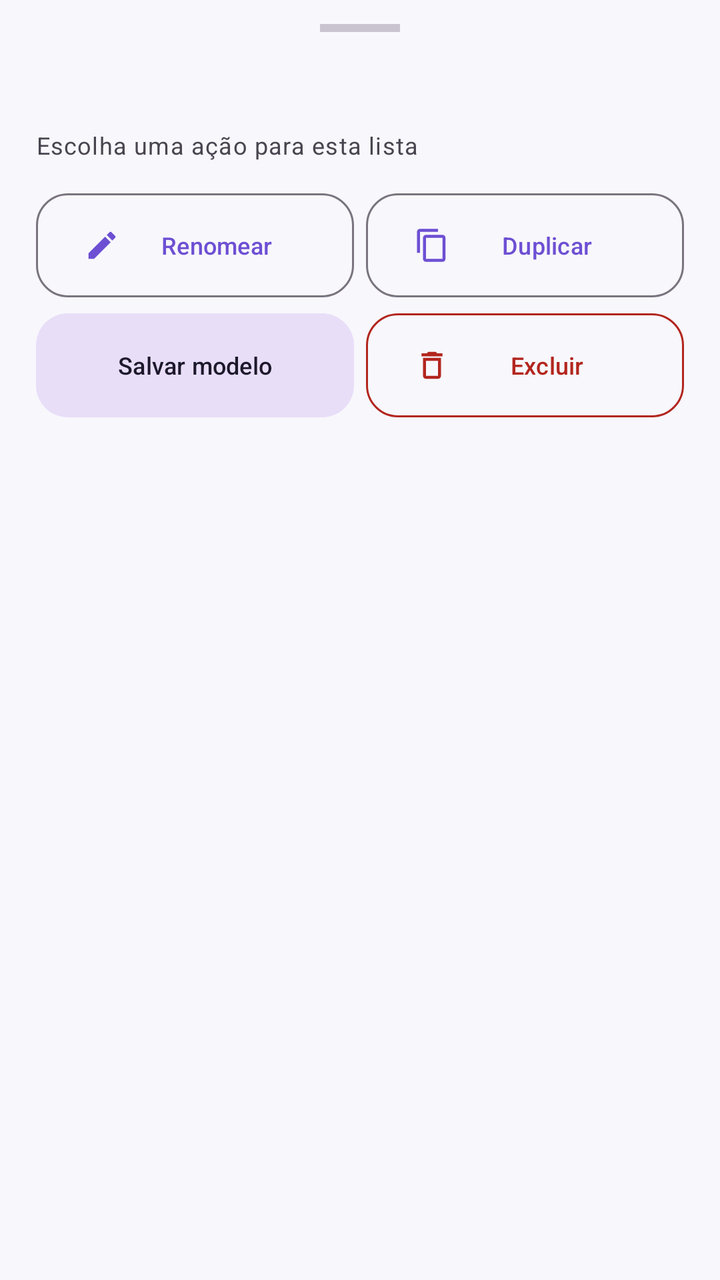
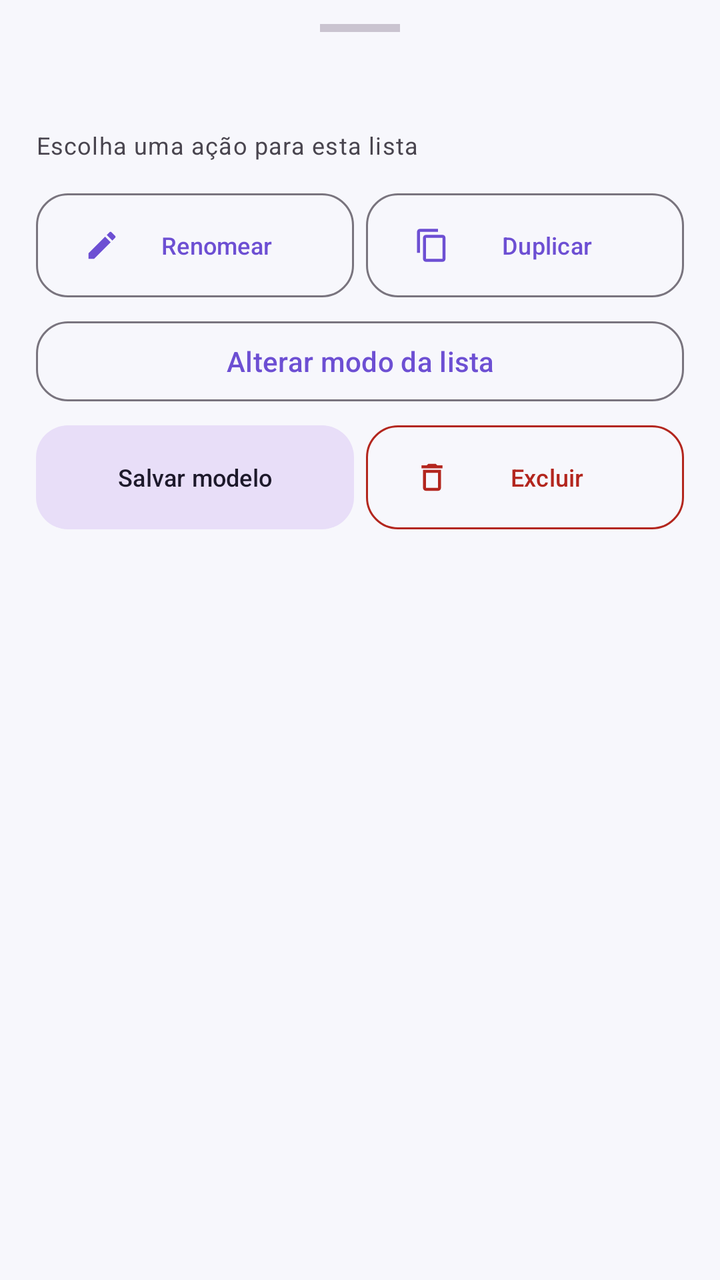

Compare the two renders of this Android layout. The source of the first and the diff that turns it into the second are given below.
<!-- AndroidManifest.xml: application theme Theme.ListaCompras -->
<!-- res/layout/dialog_list_actions.xml -->
<?xml version="1.0" encoding="utf-8"?>
<LinearLayout xmlns:android="http://schemas.android.com/apk/res/android"
    xmlns:app="http://schemas.android.com/apk/res-auto"
    android:id="@+id/sheetListActionsRoot"
    android:layout_width="match_parent"
    android:layout_height="wrap_content"
    android:orientation="vertical"
    android:paddingStart="18dp"
    android:paddingTop="12dp"
    android:paddingEnd="18dp"
    android:paddingBottom="18dp">

    <View
        android:layout_width="40dp"
        android:layout_height="4dp"
        android:layout_gravity="center_horizontal"
        android:background="?attr/colorOutlineVariant" />

    <TextView
        android:id="@+id/textListActionsTitle"
        android:layout_width="match_parent"
        android:layout_height="wrap_content"
        android:layout_marginTop="16dp"
        android:ellipsize="end"
        android:maxLines="1"
        android:textAppearance="@style/TextAppearance.Material3.TitleLarge"
        android:textStyle="bold" />

    <TextView
        android:layout_width="match_parent"
        android:layout_height="wrap_content"
        android:layout_marginTop="3dp"
        android:text="Escolha uma ação para esta lista"
        android:textAppearance="@style/TextAppearance.Material3.BodySmall" />

    <LinearLayout
        android:layout_width="match_parent"
        android:layout_height="wrap_content"
        android:layout_marginTop="16dp"
        android:orientation="horizontal">

        <com.google.android.material.button.MaterialButton
            android:id="@+id/buttonActionRename"
            style="@style/Widget.ListaCompras.Button.Outlined"
            android:layout_width="0dp"
            android:layout_height="52dp"
            android:layout_weight="1"
            android:insetTop="0dp"
            android:insetBottom="0dp"
            android:minHeight="0dp"
            android:text="Renomear"
            android:textSize="12sp"
            app:icon="@drawable/ic_edit"
            app:iconPadding="4dp"
            app:iconSize="18dp" />

        <com.google.android.material.button.MaterialButton
            android:id="@+id/buttonActionDuplicate"
            style="@style/Widget.ListaCompras.Button.Outlined"
            android:layout_width="0dp"
            android:layout_height="52dp"
            android:layout_marginStart="6dp"
            android:layout_weight="1"
            android:insetTop="0dp"
            android:insetBottom="0dp"
            android:minHeight="0dp"
            android:text="Duplicar"
            android:textSize="12sp"
            app:icon="@drawable/ic_duplicate"
            app:iconPadding="4dp"
            app:iconSize="18dp" />
    </LinearLayout>

    <LinearLayout
        android:layout_width="match_parent"
        android:layout_height="wrap_content"
        android:layout_marginTop="8dp"
        android:orientation="horizontal">

        <com.google.android.material.button.MaterialButton
            android:id="@+id/buttonActionTemplate"
            style="@style/Widget.ListaCompras.Button.Tonal"
            android:layout_width="0dp"
            android:layout_height="52dp"
            android:layout_weight="1"
            android:insetTop="0dp"
            android:insetBottom="0dp"
            android:minHeight="0dp"
            android:text="Salvar modelo"
            android:textSize="12sp" />

        <com.google.android.material.button.MaterialButton
            android:id="@+id/buttonActionDelete"
            style="@style/Widget.ListaCompras.Button.Outlined"
            android:layout_width="0dp"
            android:layout_height="52dp"
            android:layout_marginStart="6dp"
            android:layout_weight="1"
            android:insetTop="0dp"
            android:insetBottom="0dp"
            android:minHeight="0dp"
            android:text="Excluir"
            android:textColor="?attr/colorError"
            android:textSize="12sp"
            app:icon="@drawable/ic_delete"
            app:iconPadding="4dp"
            app:iconSize="18dp"
            app:iconTint="?attr/colorError"
            app:strokeColor="?attr/colorError" />
    </LinearLayout>
</LinearLayout>
<!-- resources referenced by this layout -->
<resources>
  <!-- drawable ic_delete (drawable) -->
  <vector xmlns:android="http://schemas.android.com/apk/res/android" android:width="24dp" android:height="24dp" android:viewportWidth="24" android:viewportHeight="24">
      <path android:fillColor="?attr/colorOnSurface" android:pathData="M6,19c0,1.1 0.9,2 2,2h8c1.1,0 2,-0.9 2,-2V7H6v12zM8,9h8v10H8V9zm7.5,-5 -1,-1h-5l-1,1H5v2h14V4z" />
  </vector>
  <!-- drawable ic_duplicate (drawable) -->
  <vector xmlns:android="http://schemas.android.com/apk/res/android"
      android:width="24dp"
      android:height="24dp"
      android:viewportWidth="24"
      android:viewportHeight="24">
      <path
          android:fillColor="#FF000000"
          android:pathData="M16,1H4C2.9,1 2,1.9 2,3v14h2V3h12V1zM19,5H8C6.9,5 6,5.9 6,7v14c0,1.1 0.9,2 2,2h11c1.1,0 2,-0.9 2,-2V7c0,-1.1 -0.9,-2 -2,-2zM19,21H8V7h11v14z" />
  </vector>
  <!-- drawable ic_edit (drawable) -->
  <vector xmlns:android="http://schemas.android.com/apk/res/android" android:width="24dp" android:height="24dp" android:viewportWidth="24" android:viewportHeight="24">
      <path android:fillColor="?attr/colorOnSurface" android:pathData="M3,17.25V21h3.75L17.81,9.94l-3.75,-3.75L3,17.25zM20.71,7.04c0.39,-0.39 0.39,-1.02 0,-1.41l-2.34,-2.34a0.9959,0.9959 0,0 0,-1.41,0l-1.83,1.83 3.75,3.75 1.83,-1.83z" />
  </vector>
  <style name="Widget.ListaCompras.Button.Outlined" parent="Widget.Material3.Button.OutlinedButton">
          <item name="cornerRadius">@dimen/lc_radius_button</item>
          <item name="android:minHeight">48dp</item>
      </style>
  <style name="Widget.ListaCompras.Button.Tonal" parent="Widget.Material3.Button.TonalButton">
          <item name="cornerRadius">@dimen/lc_radius_button</item>
          <item name="android:minHeight">48dp</item>
      </style>
  <dimen name="lc_radius_button">16dp</dimen>
  <color name="primary">#6D4FD3</color>
  <color name="on_primary">#FFFFFF</color>
  <color name="primary_container">#E9E1FF</color>
  <color name="on_primary_container">#24124F</color>
  <color name="secondary">#625B71</color>
  <color name="on_secondary">#FFFFFF</color>
  <color name="secondary_container">#E8DEF8</color>
  <color name="on_secondary_container">#1D192B</color>
  <color name="dark_background">#F7F7FC</color>
  <color name="dark_surface">#FFFFFF</color>
  <color name="dark_surface_variant">#F0EDF5</color>
  <color name="dark_surface_lowest">#FFFFFF</color>
  <color name="dark_surface_low">#F7F2FA</color>
  <color name="dark_surface_container">#F4F0FA</color>
  <color name="dark_surface_high">#ECE6F0</color>
  <color name="dark_surface_highest">#E6E0E9</color>
  <color name="dark_on_surface">#1D1B20</color>
  <color name="dark_on_surface_variant">#49454F</color>
  <color name="dark_outline">#79747E</color>
  <color name="dark_outline_variant">#CAC4D0</color>
  <!-- unchanged entries left out for length: 1 -->
</resources>

<!-- the commit's change to res/layout/dialog_list_actions.xml (unified diff, before → after) -->
@@ -71,6 +71,12 @@
             app:iconSize="18dp" />
     </LinearLayout>
 
+    <com.google.android.material.button.MaterialButton
+        android:id="@+id/buttonActionType"
+        style="@style/Widget.ListaCompras.Button.Outlined"
+        android:layout_width="match_parent" android:layout_height="48dp"
+        android:layout_marginTop="8dp" android:text="Alterar modo da lista" />
+
     <LinearLayout
         android:layout_width="match_parent"
         android:layout_height="wrap_content"
